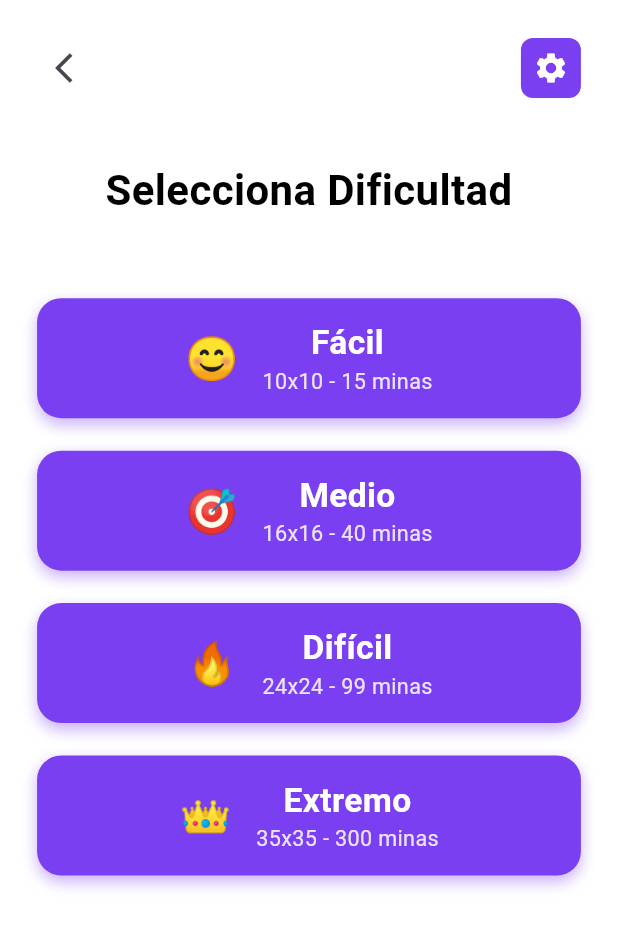
After one commit to chrgargar/MINIFUN, a Flutter app: the BuscaminasDifficultySelection screen opened directly, on a phone screen of 412 x 824 dp. The commit adds this screen. Shown: the top 928 px of the screen. Run offline on Flutter 3.47's test engine with Material 3 defaults, Android fonts, the phone set to English and light mode, and no system bars; our stand-ins replace audioplayers, shared_preferences, sqflite; accounts and stored records are empty.

Commit message:
Add Buscaminas difficulty selection screen with purple theme and centered text

```diff
--- /dev/null
+++ b/lib/screens/buscaminas_difficulty_selection.dart
@@ -0,0 +1,228 @@
+import 'package:flutter/material.dart';
+import 'package:provider/provider.dart';
+import '../juegos/buscaminas.dart';
+import '../widgets/boton_ajustes.dart';
+import '../tema/language_provider.dart';
+
+class BuscaminasDifficultySelection extends StatelessWidget {
+  const BuscaminasDifficultySelection({super.key});
+
+  @override
+  Widget build(BuildContext context) {
+    final isDark = Theme.of(context).brightness == Brightness.dark;
+    final currentLang = Provider.of<LanguageProvider>(context).currentLanguage;
+
+    return Scaffold(
+      body: SafeArea(
+        child: LayoutBuilder(
+          builder: (context, constraints) {
+            double availableHeight = constraints.maxHeight;
+            double headerHeight = availableHeight * 0.08;
+            double titleHeight = availableHeight * 0.12;
+            double buttonsAreaHeight = availableHeight * 0.70;
+
+            // 3 difficulty buttons + spacing
+            double totalSpacing = buttonsAreaHeight * 0.15;
+            double spacing = totalSpacing / 4;
+            double buttonHeight = (buttonsAreaHeight - totalSpacing) / 3;
+            buttonHeight = buttonHeight.clamp(60.0, 80.0);
+
+            return Padding(
+              padding: EdgeInsets.symmetric(
+                horizontal: constraints.maxWidth * 0.06,
+                vertical: availableHeight * 0.015,
+              ),
+              child: Column(
+                children: [
+                  // Header
+                  SizedBox(
+                    height: headerHeight,
+                    child: Row(
+                      mainAxisAlignment: MainAxisAlignment.spaceBetween,
+                      children: [
+                        IconButton(
+                          onPressed: () => Navigator.pop(context),
+                          icon: const Icon(Icons.arrow_back_ios, size: 24),
+                        ),
+                        const BotonAjustes(),
+                      ],
+                    ),
+                  ),
+
+                  // Title
+                  SizedBox(
+                    height: titleHeight,
+                    child: Center(
+                      child: Text(
+                        'Selecciona Dificultad',
+                        textAlign: TextAlign.center,
+                        style: TextStyle(
+                          fontSize: (titleHeight * 0.35).clamp(20.0, 28.0),
+                          fontWeight: FontWeight.bold,
+                          color: isDark ? Colors.white : Colors.black,
+                          height: 1.2,
+                        ),
+                      ),
+                    ),
+                  ),
+
+                  SizedBox(height: spacing),
+
+                  // Difficulty Buttons
+                  Expanded(
+                    child: ListView(
+                      physics: const NeverScrollableScrollPhysics(),
+                      children: [
+                        // Fácil Button
+                        _buildDifficultyButton(
+                          height: buttonHeight,
+                          icon: '😊',
+                          text: 'Fácil',
+                          description: '10x10 - 15 minas',
+                          color: const Color(0xFF7B3FF2),
+                          textColor: Colors.white,
+                          onTap: () {
+                            Navigator.push(
+                              context,
+                              MaterialPageRoute(
+                                builder: (context) => BuscaminasGame.facil,
+                              ),
+                            );
+                          },
+                        ),
+
+                        SizedBox(height: spacing),
+
+                        // Medio Button
+                        _buildDifficultyButton(
+                          height: buttonHeight,
+                          icon: '🎯',
+                          text: 'Medio',
+                          description: '16x16 - 40 minas',
+                          color: const Color(0xFF7B3FF2),
+                          textColor: Colors.white,
+                          onTap: () {
+                            Navigator.push(
+                              context,
+                              MaterialPageRoute(
+                                builder: (context) => BuscaminasGame.medio,
+                              ),
+                            );
+                          },
+                        ),
+
+                        SizedBox(height: spacing),
+
+                        // Difícil Button
+                        _buildDifficultyButton(
+                          height: buttonHeight,
+                          icon: '🔥',
+                          text: 'Difícil',
+                          description: '24x24 - 99 minas',
+                          color: const Color(0xFF7B3FF2),
+                          textColor: Colors.white,
+                          onTap: () {
+                            Navigator.push(
+                              context,
+                              MaterialPageRoute(
+                                builder: (context) => BuscaminasGame.dificil,
+                              ),
+                            );
+                          },
+                        ),
+
+                        SizedBox(height: spacing),
+
+                        // Extremo Button
+                        _buildDifficultyButton(
+                          height: buttonHeight,
+                          icon: '👑',
+                          text: 'Extremo',
+                          description: '35x35 - 300 minas',
+                          color: const Color(0xFF7B3FF2),
+                          textColor: Colors.white,
+                          onTap: () {
+                            Navigator.push(
+                              context,
+                              MaterialPageRoute(
+                                builder: (context) => BuscaminasGame.extremo,
+                              ),
+                            );
+                          },
+                        ),
+                      ],
+                    ),
+                  ),
+
+                  SizedBox(height: spacing),
+                ],
+              ),
+            );
+          },
+        ),
+      ),
+    );
+  }
+
+  Widget _buildDifficultyButton({
+    required double height,
+    required String icon,
+    required String text,
+    required String description,
+    required Color color,
+    required Color textColor,
+    required VoidCallback onTap,
+  }) {
+    return GestureDetector(
+      onTap: onTap,
+      child: Container(
+        height: height,
+        decoration: BoxDecoration(
+          color: color,
+          borderRadius: BorderRadius.circular(16),
+          boxShadow: [
+            BoxShadow(
+              color: color.withOpacity(0.4),
+              blurRadius: 8,
+              offset: const Offset(0, 4),
+            ),
+          ],
+        ),
+        child: Padding(
+          padding: const EdgeInsets.symmetric(horizontal: 20, vertical: 12),
+          child: Row(
+            mainAxisAlignment: MainAxisAlignment.center,
+            children: [
+              Text(
+                icon,
+                style: TextStyle(fontSize: height * 0.35),
+              ),
+              SizedBox(width: 16),
+              Column(
+                mainAxisAlignment: MainAxisAlignment.center,
+                crossAxisAlignment: CrossAxisAlignment.center,
+                children: [
+                  Text(
+                    text,
+                    style: TextStyle(
+                      fontSize: height * 0.28,
+                      fontWeight: FontWeight.bold,
+                      color: textColor,
+                    ),
+                  ),
+                  Text(
+                    description,
+                    style: TextStyle(
+                      fontSize: height * 0.18,
+                      color: textColor.withOpacity(0.85),
+                    ),
+                  ),
+                ],
+              ),
+            ],
+          ),
+        ),
+      ),
+    );
+  }
+}
--- a/lib/screens/seleccion_modo.dart
+++ b/lib/screens/seleccion_modo.dart
@@ -9,6 +9,7 @@ import '../widgets/guia_juego_dialog.dart';
 import '../data/guias_juegos.dart';
 import '../tema/language_provider.dart';
 import '../constants/app_strings.dart';
+import 'buscaminas_difficulty_selection.dart';
 
 // Pantalla de selección de modalidad de juego
 class SeleccionModo extends StatelessWidget {
@@ -141,7 +142,7 @@ class SeleccionModo extends StatelessWidget {
                             } else if (gameTitle == 'Buscaminas') {
                               Navigator.push(
                                 context,
-                                MaterialPageRoute(builder: (context) => BuscaminasGame.facil),
+                                MaterialPageRoute(builder: (context) => const BuscaminasDifficultySelection()),
                               );
                             }
                           },
@@ -213,14 +214,14 @@ class SeleccionModo extends StatelessWidget {
 
                         SizedBox(height: spacing),
 
-                        // Botón Supervivencia PRO (Snake) / Perfecto PRO (Sudoku) / Difícil PRO (WaterSort) / Experto (Buscaminas)
+                        // Botón Supervivencia PRO (Snake) / Perfecto PRO (Sudoku) / Difícil PRO (WaterSort) / Extremo (Buscaminas)
                         _buildModeButton(
                           height: buttonHeight,
-                          icon: gameTitle == 'Snake' ? '💀' : (gameTitle == 'Buscaminas' ? '💣' : (gameTitle == 'WaterSort' ? '🧪' : '💎')),
+                          icon: gameTitle == 'Snake' ? '💀' : (gameTitle == 'Buscaminas' ? '👑' : (gameTitle == 'WaterSort' ? '🧪' : '💎')),
                           text: gameTitle == 'Snake'
                               ? AppStrings.get('survival_pro', currentLang)
                               : (gameTitle == 'Buscaminas'
-                                  ? 'Experto'
+                                  ? 'Extremo'
                                   : (gameTitle == 'WaterSort'
                                       ? AppStrings.get('hard_pro', currentLang)
                                       : AppStrings.get('perfect_pro', currentLang))),
@@ -252,7 +253,7 @@ class SeleccionModo extends StatelessWidget {
                               Navigator.push(
                                 context,
                                 MaterialPageRoute(
-                                  builder: (context) => BuscaminasGame.dificil,
+                                  builder: (context) => BuscaminasGame.extremo,
                                 ),
                               );
                             }
```
